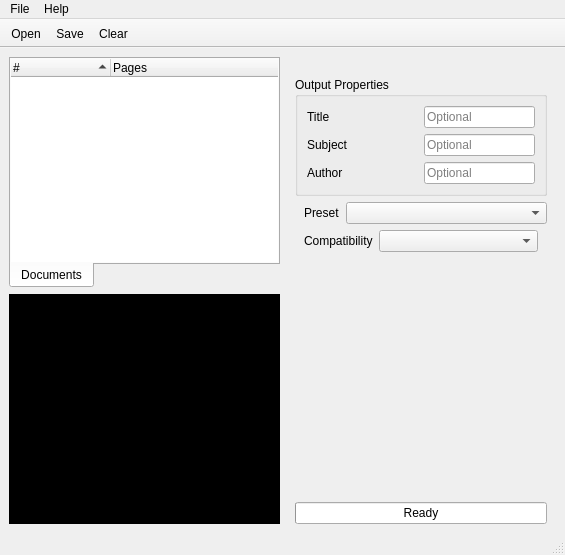
Old version of the form assets/fusepdf.ui in the repository nettstudio/fusepdf.
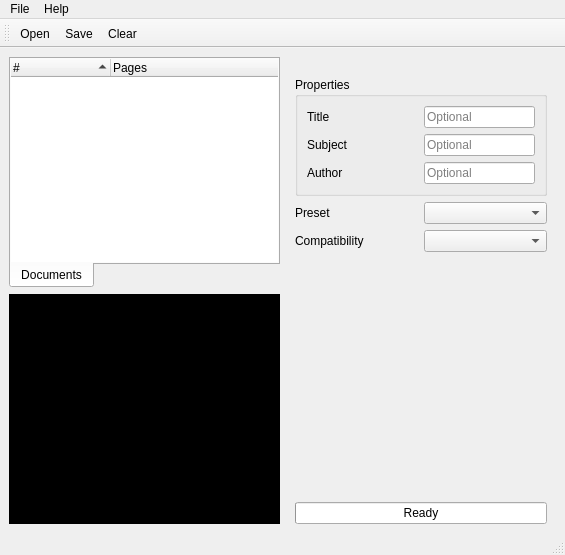
New version of the form. Icons and pictures are not drawn. Custom widgets are drawn as their Qt base class.

```diff
--- a/assets/fusepdf.ui
+++ b/assets/fusepdf.ui
@@ -193,7 +193,7 @@
        <item>
         <widget class="QGroupBox" name="meta">
          <property name="title">
-          <string>Output Properties</string>
+          <string>Properties</string>
          </property>
          <layout class="QVBoxLayout" name="verticalLayout_3">
           <item>
@@ -275,7 +275,7 @@
         <widget class="QWidget" name="presetWidget" native="true">
          <layout class="QHBoxLayout" name="horizontalLayout_9">
           <property name="leftMargin">
-           <number>9</number>
+           <number>0</number>
           </property>
           <property name="topMargin">
            <number>0</number>
@@ -289,7 +289,7 @@
           <item>
            <widget class="QLabel" name="presetLabel">
             <property name="sizePolicy">
-             <sizepolicy hsizetype="Fixed" vsizetype="Preferred">
+             <sizepolicy hsizetype="Expanding" vsizetype="Preferred">
               <horstretch>0</horstretch>
               <verstretch>0</verstretch>
              </sizepolicy>
@@ -302,7 +302,7 @@
           <item>
            <widget class="QComboBox" name="preset">
             <property name="sizePolicy">
-             <sizepolicy hsizetype="Preferred" vsizetype="Fixed">
+             <sizepolicy hsizetype="Expanding" vsizetype="Fixed">
               <horstretch>0</horstretch>
               <verstretch>0</verstretch>
              </sizepolicy>
@@ -316,13 +316,13 @@
         <widget class="QWidget" name="compatWidget" native="true">
          <layout class="QHBoxLayout" name="horizontalLayout_10">
           <property name="leftMargin">
-           <number>9</number>
+           <number>0</number>
           </property>
           <property name="topMargin">
            <number>0</number>
           </property>
           <property name="rightMargin">
-           <number>9</number>
+           <number>0</number>
           </property>
           <property name="bottomMargin">
            <number>0</number>
@@ -330,7 +330,7 @@
           <item>
            <widget class="QLabel" name="compatLabel">
             <property name="sizePolicy">
-             <sizepolicy hsizetype="Fixed" vsizetype="Preferred">
+             <sizepolicy hsizetype="Expanding" vsizetype="Preferred">
               <horstretch>0</horstretch>
               <verstretch>0</verstretch>
              </sizepolicy>
@@ -341,7 +341,14 @@
            </widget>
           </item>
           <item>
-           <widget class="QComboBox" name="compat"/>
+           <widget class="QComboBox" name="compat">
+            <property name="sizePolicy">
+             <sizepolicy hsizetype="Expanding" vsizetype="Fixed">
+              <horstretch>0</horstretch>
+              <verstretch>0</verstretch>
+             </sizepolicy>
+            </property>
+           </widget>
           </item>
          </layout>
         </widget>
@@ -434,7 +441,13 @@
     <string>Tool Bar</string>
    </property>
    <property name="movable">
-    <bool>false</bool>
+    <bool>true</bool>
+   </property>
+   <property name="allowedAreas">
+    <set>Qt::AllToolBarAreas</set>
+   </property>
+   <property name="orientation">
+    <enum>Qt::Horizontal</enum>
    </property>
    <property name="iconSize">
     <size>
```
